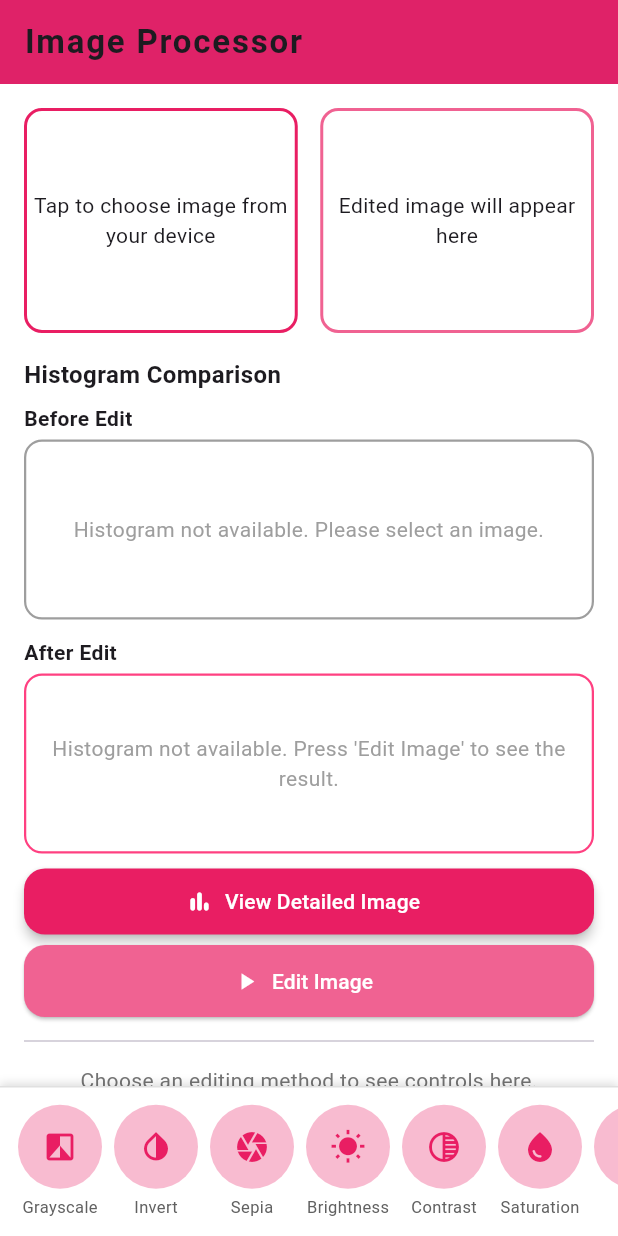
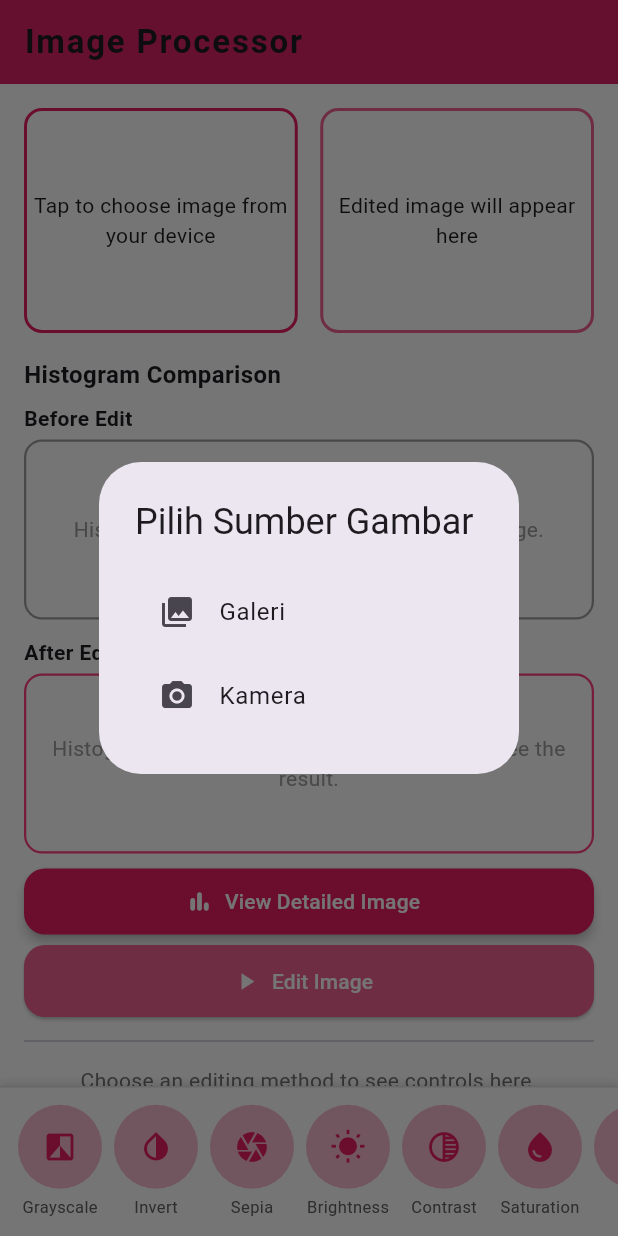
Before and after one commit to imdito/Citra-App, a Flutter app: the screen it shows after launch, after a tap on "Tap to choose image from your device", on a phone screen of 412 x 824 dp. Run offline on Flutter 3.47's test engine with Material 3 defaults, Android fonts, the phone set to English and light mode, and no system bars; our stand-ins replace get, image_picker; missing offline and left inert: opencv_dart.

Commit message:
tambah fitur ambil gambar dari camera

```diff
--- a/lib/image_processing_View.dart
+++ b/lib/image_processing_View.dart
@@ -49,8 +49,35 @@ class ImageProcessingView extends StatelessWidget {
                       // bagian insert gambar asli
                       Expanded(
                         child: GestureDetector(
-                          onTap: () =>
-                              controller.pilihGambar(), // tap ke controller
+                          onTap: (){
+                            showDialog(
+                              context: context,
+                              builder: (context) => AlertDialog(
+                                title: const Text("Pilih Sumber Gambar"),
+                                content: Column(
+                                  mainAxisSize: MainAxisSize.min,
+                                  children: [
+                                    ListTile(
+                                      leading: const Icon(Icons.photo_library),
+                                      title: const Text("Galeri"),
+                                      onTap: () {
+                                        Navigator.of(context).pop();
+                                        controller.pilihGambar();
+                                      },
+                                    ),
+                                    ListTile(
+                                    leading: const Icon(Icons.camera_alt),
+                                    title: const Text("Kamera"),
+                                      onTap: () {
+                                      Navigator.of(context).pop();
+                                      controller.ambilGambarDariKamera();
+                                      },
+                                    ),
+                                  ],
+                                ),
+                              ),
+                          );
+                        },
                           child: Obx(
                             () => Container(
                               // styling kotak gambar asli
```
Also changed, not shown: lib/Image_processing_controller.dart (+17 -0 lines).
